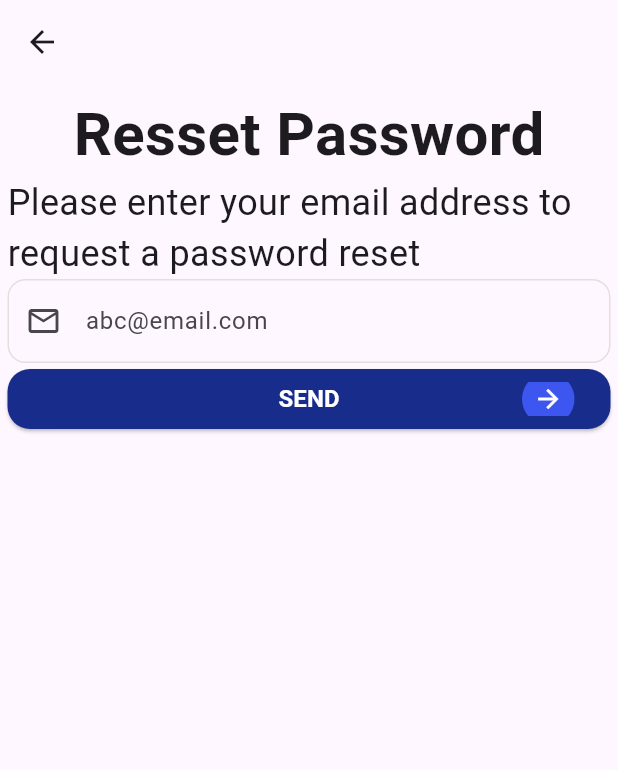
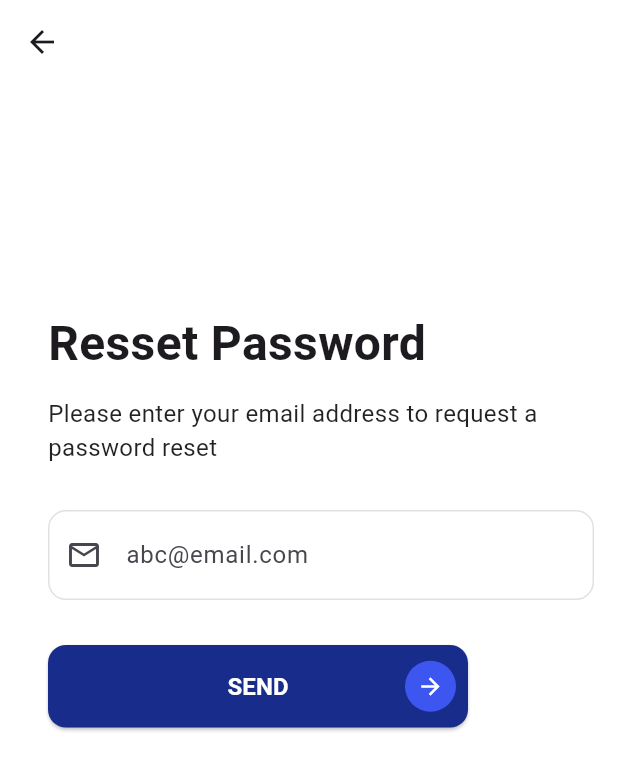
Before and after one commit to KristyleModin/UniVents_Website, a Flutter app: the ResetPasswordPage screen opened directly, on a phone screen of 412 x 824 dp. Shown: the top 770 px of the screen. Run offline on Flutter 3.47's test engine with Material 3 defaults, Android fonts, the phone set to English and light mode, and no system bars.

Commit message:
Done Reset Password Page

```diff
--- a/lib/src/views/public/Reset_Password_Page.dart
+++ b/lib/src/views/public/Reset_Password_Page.dart
@@ -8,86 +8,92 @@ class ResetPasswordPage extends StatefulWidget {
 }
 
 class _ResetPasswordPageState extends State<ResetPasswordPage> {
-
   final TextEditingController _emailFieldController = TextEditingController();
 
   @override
-  void dispose () {
+  void dispose() {
     _emailFieldController.dispose();
     super.dispose();
   }
 
+  @override
   Widget build(BuildContext context) {
     return Scaffold(
       appBar: AppBar(
+        backgroundColor: Colors.white,
+        elevation: 0,
       ),
-      body: Container(
-        height: 500,
-        child: Padding(
-          padding: const EdgeInsets.all(5),
+      backgroundColor: Colors.white,
+      body: SingleChildScrollView(
+        padding: const EdgeInsets.only(left: 32.0, top: 150.0, right: 16.0),
         child: Column(
-            mainAxisAlignment: MainAxisAlignment.start,
+          crossAxisAlignment: CrossAxisAlignment.start,
           children: [
-              Text(
+            const Text(
               "Resset Password",
               style: TextStyle(
                 fontWeight: FontWeight.bold,
-                  fontSize: 40,
+                fontSize: 32,
               ),
             ),
-              Text(
+            const SizedBox(height: 12),
+            const Text(
               "Please enter your email address to request a password reset",
               style: TextStyle(
-                  fontWeight: FontWeight.normal,
-                  fontSize: 24,
+                fontSize: 16,
+                color: Colors.black87,
               ),
             ),
-               TextField(
+            const SizedBox(height: 30),
+            SizedBox(
+              width: 500,
+              child: TextField(
                 controller: _emailFieldController,
                 keyboardType: TextInputType.emailAddress,
                 decoration: InputDecoration(
-                  prefixIcon: Icon(Icons.email_outlined),
+                  prefixIcon: const Icon(Icons.email_outlined),
                   hintText: "abc@email.com",
+                  contentPadding: const EdgeInsets.symmetric(vertical: 18.0),
                   enabledBorder: OutlineInputBorder(
                     borderRadius: BorderRadius.circular(12),
-                    borderSide: BorderSide(
-                      color: Color(0xFFE4DFDF),
-                    ),
+                    borderSide: const BorderSide(color: Color(0xFFE4DFDF)),
                   ),
                   focusedBorder: OutlineInputBorder(
                     borderRadius: BorderRadius.circular(12),
-                    borderSide: BorderSide(
-                      color: Color(0xFFE4DFDF),
-                      width: 2.0,
+                    borderSide: const BorderSide(color: Color(0xFFE4DFDF), width: 2.0),
                   ),
                 ),
               ),
             ),
-              ElevatedButton(
+            const SizedBox(height: 30),
+            SizedBox(
+              width: 280,
+              height: 55,
+              child: ElevatedButton(
                 onPressed: () {
                   final email = _emailFieldController.text.trim();
 
-                  if(email.isEmpty) {
+                  if (email.isEmpty) {
                     ScaffoldMessenger.of(context).showSnackBar(
-                      SnackBar(content: Text("Please Fill Up The fields to Sign In"))
+                      const SnackBar(content: Text("Please fill in your email address")),
                     );
                     return;
                   }
-                  // Send The email to get the verification Code
+                  // Send Email to DB to get the code
                 },
                 style: ElevatedButton.styleFrom(
-                  backgroundColor: Color(0xFF182C8C),
+                  backgroundColor: const Color(0xFF182C8C),
                   shape: RoundedRectangleBorder(
-                    borderRadius: BorderRadius.circular(15),
+                    borderRadius: BorderRadius.circular(12),
                   ),
+                  padding: EdgeInsets.zero,
                 ),
                 child: Stack(
-                  alignment: Alignment.center,
                   children: [
                     Center(
                       child: Text(
                         "SEND",
-                        style: TextStyle(
+                        style: const TextStyle(
                           fontWeight: FontWeight.bold,
                           fontSize: 16,
                           color: Colors.white,
@@ -95,26 +101,28 @@ class _ResetPasswordPageState extends State<ResetPasswordPage> {
                       ),
                     ),
                     Positioned(
-                      right: 0,
+                      right: 8,
+                      top: 8,
+                      bottom: 8,
                       child: Container(
-                        height: 35,
-                        width: 35,
-                        decoration: BoxDecoration(
+                        width: 34,
+                        height: 34,
+                        decoration: const BoxDecoration(
                           color: Color(0xFF3D56F0),
                           shape: BoxShape.circle,
                         ),
-                        child: Icon(
+                        child: const Icon(
                           Icons.arrow_forward,
                           color: Colors.white,
-                          size: 20,
+                          size: 18,
                         ),
                       ),
                     ),
                   ],
                 ),
               ),
+            ),
           ],
-          ),
         ),
       ),
     );
```
Lines whose indentation alone changed are shown as unchanged.
